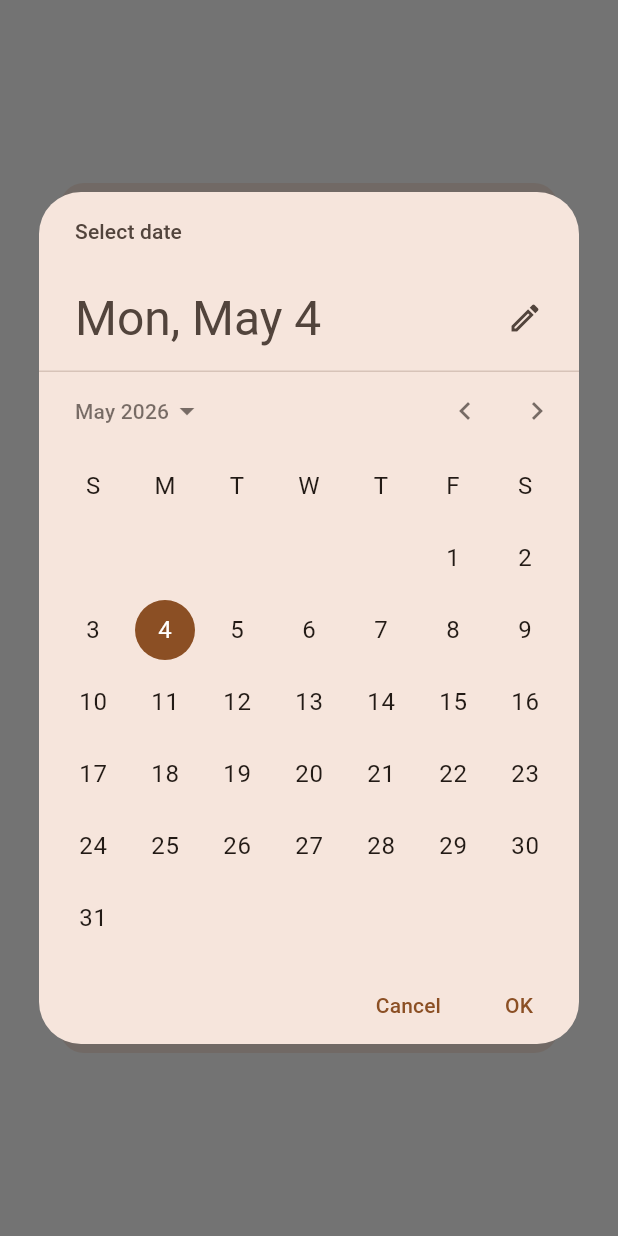
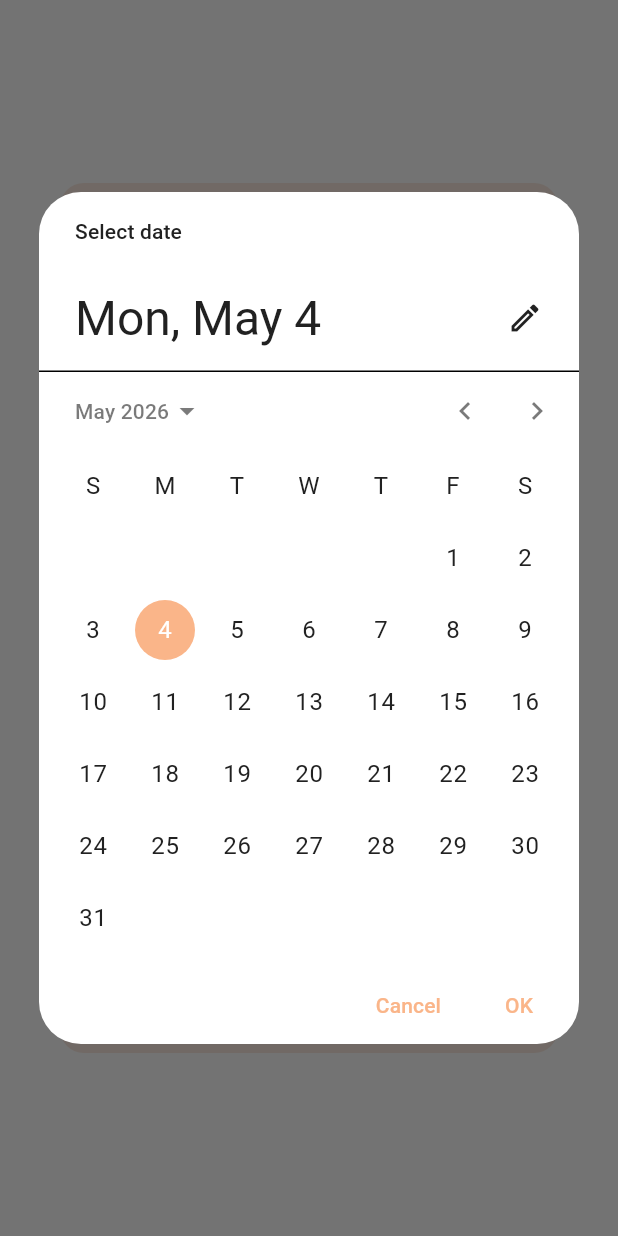
Before and after one commit to mhmwael/Todo, a Flutter app: the AddTaskDialog widget shown alone on an empty page, opened directly, after a tap on "Date", on a phone screen of 412 x 824 dp. Run offline on Flutter 3.47's test engine with Material 3 defaults, Android fonts, the phone set to English and light mode, and no system bars; our stand-ins replace sqflite; accounts and stored records are empty.

Commit message:
Improve Add Task dialog UI: Category dropdown and Date picker
- Fixed missing text in category dropdown when closed using `selectedItemBuilder`.
- Centered the selected category and dropdown menu items.
- Added a border radius of 12 to the open dropdown menu.
- Improved date picker month transition smoothness using a custom Theme builder.
- Matched dropdown input decoration with other text fields in the dialog.

Co-authored-by: mhmwael <192822958+mhmwael@users.noreply.github.com>

```diff
--- a/lib/views/tasks/widgets/add_task_dialog.dart
+++ b/lib/views/tasks/widgets/add_task_dialog.dart
@@ -64,27 +64,35 @@ class _AddTaskDialogState
     super.dispose();
   }
 
-  Future<
-    void
-  >
-  _selectDate() async {
+  Future<void> _selectDate() async {
     final picked = await showDatePicker(
       context: context,
       initialDate: selectedDate,
-      firstDate: DateTime(
-        2024,
-      ),
-      lastDate: DateTime(
-        2027,
-      ),
+      firstDate: DateTime(2024),
+      lastDate: DateTime(2027),
+      builder: (context, child) {
+        return Theme(
+          data: Theme.of(context).copyWith(
+            colorScheme: ColorScheme.light(
+              primary: AppColors.primary,
+              onPrimary: Colors.white,
+              surface: Colors.white,
+              onSurface: AppColors.textPrimary,
+            ),
+            textButtonTheme: TextButtonThemeData(
+              style: TextButton.styleFrom(
+                foregroundColor: AppColors.primary,
+              ),
+            ),
+          ),
+          child: child!,
+        );
+      },
     );
-    if (picked !=
-        null) {
-      setState(
-        () {
-          selectedDate = picked;
-        },
-      );
+    if (picked != null) {
+      setState(() {
+        selectedDate = picked;
+      });
     }
   }
 
@@ -188,15 +196,29 @@ class _AddTaskDialogState
                     ),
                     elevation: 8,
                     menuMaxHeight: 250,
+                    selectedItemBuilder: (BuildContext context) {
+                      return categories.map<Widget>((String category) {
+                        return Center(
+                          child: Text(
+                            category,
+                            style: const TextStyle(
+                              color: AppColors.textPrimary,
+                              fontSize: 16,
+                            ),
+                          ),
+                        );
+                      }).toList();
+                    },
                     items: categories
                         .map(
                           (category) => DropdownMenuItem(
                             value: category,
                             child: Center(
                               child: Container(
+                                width: double.infinity,
                                 padding: const EdgeInsets.symmetric(
                                   vertical: 10.0,
-                                  horizontal: 4.0,
+                                  horizontal: 12.0,
                                 ),
                                 decoration: BoxDecoration(
                                   color: selectedCategory == category
@@ -206,6 +228,7 @@ class _AddTaskDialogState
                                 ),
                                 child: Text(
                                   category,
+                                  textAlign: TextAlign.center,
                                   style: TextStyle(
                                     color: selectedCategory == category
                                         ? AppColors.primary
```
